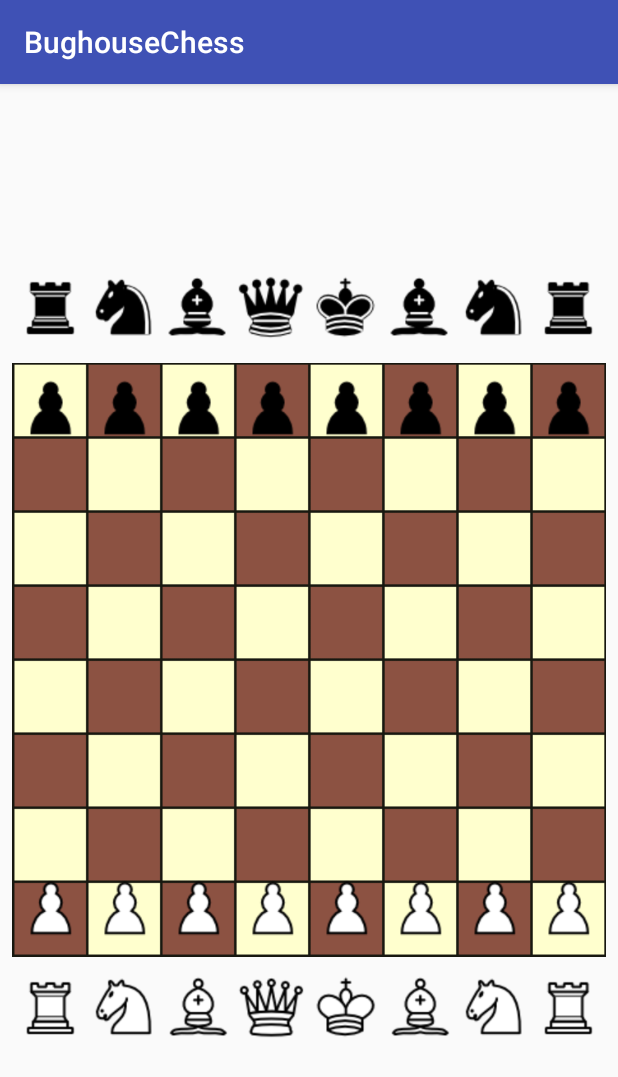
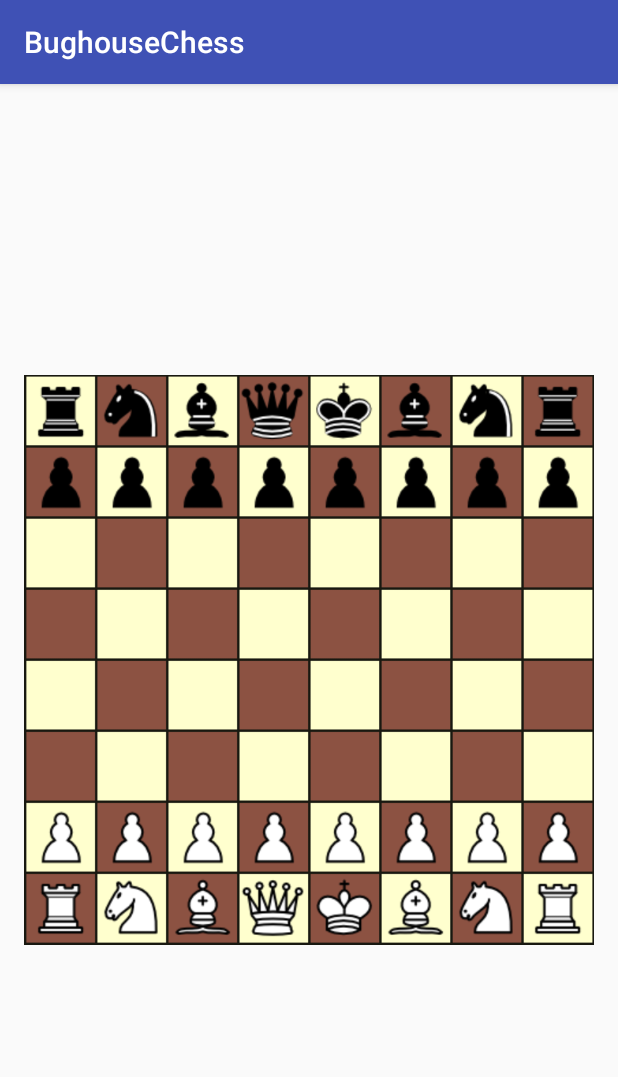
Before and after one commit to mdzirbel/BughouseChess, an Android app: the screen it shows after launch (ChessBoardActivity), on a phone screen of 412 x 824 dp. Shown: the top 1077 px of the screen. Run offline under Robolectric (Android 15) with nearby library versions, the phone set to English and light mode, and no system bars.

Commit message:
Merge branch 'master' of https://github.com/mdzirbel/BughouseChess
# Conflicts:
#	app/src/main/java/com/example/matth/bughousechess/ChessBoardActivity.java

```diff
--- a/app/src/main/java/com/example/matth/bughousechess/ChessBoardActivity.java
+++ b/app/src/main/java/com/example/matth/bughousechess/ChessBoardActivity.java
@@ -11,13 +11,18 @@ import android.util.Log;
 import android.widget.ImageView;
 import android.widget.TableRow;
 import android.util.DisplayMetrics;
+import android.widget.TextView;
+
+import org.w3c.dom.Text;
 
 import java.util.ArrayList;
 import java.util.HashMap;
+import java.util.Map;
 
 public class ChessBoardActivity extends AppCompatActivity {
 
     // class member variable to save the X,Y coordinates
+    private static final String TAG = "MY_APP_DEBUG_TAG";
     private float[] lastTouchDownXY = new float[2];
     private int[] topLeftCoordsImageView = new int[2];
     private int[] topLeftCoordsTopRow = new int[2];
@@ -60,6 +65,10 @@ public class ChessBoardActivity extends AppCompatActivity {
                 bottomRowWidthHeight[0] = topRow.getWidth();
                 bottomRowWidthHeight[1] = topRow.getHeight();
                 bottomRow.getLocationOnScreen(topLeftCoordsBottomRow);*/
+                updateReserve(board.getBlackReserve(), true);
+                updateReserve(board.getWhiteReserve(), false);
+
+
                 displayEverything();
             }
         });
@@ -67,31 +76,76 @@ public class ChessBoardActivity extends AppCompatActivity {
 
 
     }
-
-    void updateBlackReserve(HashMap<String, Integer> pieces)
+    void updateReserve(HashMap<ChessPiece, Integer> pieces, final boolean black)
     {
+        Log.d(TAG, "updateReserve");
         int i = 0;
         int offset = 1056;
-        ConstraintLayout blackReserve = ((ConstraintLayout) findViewById(R.id.blackReserve));
+        if(black)
+        {
+            offset += 10;
+        }
+        int layID;
+        if(black)
+        {
+            layID = R.id.blackReserve;
+        }
+        else
+        {
+            layID = R.id.whiteReserve;
+        }
+        ConstraintLayout reserve = ((ConstraintLayout) findViewById(layID));
         ConstraintSet constraintSet = new ConstraintSet();
-        constraintSet.clone(blackReserve);
-
-        ImageView newPiece = new ImageView(this);
-        newPiece.getHeight();
-        Resources res = getResources();
-        String mDrawableName = "black" + "pawn" + "piece";
-        int resID = res.getIdentifier(mDrawableName , "drawable", getPackageName());
-        newPiece.setImageResource(resID);
+        constraintSet.clone(reserve);
+        for (final Map.Entry<ChessPiece, Integer> entry : pieces.entrySet())
+        {
+            if(entry.getValue()>0) {
+                ImageView newPiece = new ImageView(this);
+                Resources res = getResources();
+                String mDrawableName = (black ? "black" : "white") + (entry.getKey().type + "piece");
+                //Log.d(TAG, entry.getKey().type + " = " + entry.getValue()+":"+mDrawableName);
+                int resID = res.getIdentifier(mDrawableName, "drawable", getPackageName());
+                newPiece.setImageResource(resID);
 
 
-        newPiece.setId(offset+i);
+                newPiece.setId(offset + i);
+                newPiece.setOnTouchListener(new View.OnTouchListener() {
+                    String myName = entry.getKey().type;
 
-        blackReserve.addView(newPiece);
-        if(i > 0) {
-            constraintSet.connect(offset+i, ConstraintSet.LEFT, offset+i-1, ConstraintSet.RIGHT, 0);
+                    @Override
+                    public boolean onTouch(View view, MotionEvent motionEvent) {
+                        if (motionEvent.getAction() == MotionEvent.ACTION_DOWN) {
+                            Log.d(TAG, (black ? "black" : "white") + " " + myName + " touched");
+                            board.clickOnReserve((black ? "black" : "white"), myName);
+                        }
+                        return true;
+                    }
+                });
+                reserve.addView(newPiece);
+                if (i > 0) {
+                    constraintSet.connect(offset + i, ConstraintSet.LEFT, offset + i - 1, ConstraintSet.RIGHT, 0);
+                }
+                constraintSet.connect(offset + i, ConstraintSet.TOP, layID, ConstraintSet.TOP, 0);
+                constraintSet.connect(offset + i, ConstraintSet.BOTTOM, layID, ConstraintSet.BOTTOM, 0);
+                constraintSet.constrainHeight(offset + i, reserve.getHeight() / 3 * 2);
+                constraintSet.constrainWidth(offset + i, reserve.getWidth() / 5);
+                if (entry.getValue() > 1) {
+                    TextView label = new TextView(this);
+                    label.setText(entry.getValue() + "");
+                    label.setId(offset + i + 5);
+                    reserve.addView(label);
+                    constraintSet.connect(offset + i + 5, ConstraintSet.BOTTOM, offset + i, ConstraintSet.BOTTOM, 0);
+                    constraintSet.connect(offset + i + 5, ConstraintSet.RIGHT, offset + i, ConstraintSet.RIGHT, 0);
+                    constraintSet.constrainHeight(offset + i + 5, (reserve.getHeight() / 3 * 2) / 3);
+                    constraintSet.constrainWidth(offset + i + 5, (reserve.getWidth() / 5) / 5);
+                }
+            /*params.height = (int) (50);
+            params.width = (int) (50);*/
+
+                i++;
+            }
         }
-        constraintSet.connect(10, ConstraintSet.TOP, R.id.blackReserve, ConstraintSet.TOP, 0);
-        constraintSet.applyTo(blackReserve);
+        constraintSet.applyTo(reserve);
     }
 
     private View.OnTouchListener touchListener = new View.OnTouchListener() {
@@ -151,10 +205,10 @@ public class ChessBoardActivity extends AppCompatActivity {
     public void displayPiece(int xPosBoard, int yPosBoard, ChessPiece chessPiece) {
         DisplayMetrics displayMetrics = new DisplayMetrics();
         getWindowManager().getDefaultDisplay().getMetrics(displayMetrics);
-
-        int xPosToRender = (imageViewWidthHeight[0] / 8 * xPosBoard);
-        int yPosToRender = (imageViewWidthHeight[1] / 8 * yPosBoard);
-
+        int hei = findViewById(R.id.boardImage).getHeight();
+        int wid = findViewById(R.id.boardImage).getWidth();
+        int xPosToRender = (wid / 8 * xPosBoard);
+        int yPosToRender = (hei / 8 * yPosBoard);
         ImageView newPiece = new ImageView(this);
         newPiece.getHeight();
 
--- a/app/src/main/res/layout/activity_chess_board.xml
+++ b/app/src/main/res/layout/activity_chess_board.xml
@@ -12,11 +12,17 @@
         android:id="@+id/boardImage"
         android:layout_width="0dp"
         android:layout_height="0dp"
+        android:layout_marginStart="8dp"
+        android:layout_marginTop="8dp"
+        android:layout_marginEnd="8dp"
+        android:layout_marginBottom="8dp"
         android:contentDescription="image for board"
-        app:layout_constraintBottom_toTopOf="@+id/topBottomReserveGuide"
+        app:layout_constraintBottom_toTopOf="@+id/whiteReserve"
+        app:layout_constraintDimensionRatio="1:1"
         app:layout_constraintEnd_toStartOf="@+id/rightImageGuide"
+        app:layout_constraintHorizontal_bias="1.0"
         app:layout_constraintStart_toStartOf="@+id/leftImageGuide"
-        app:layout_constraintTop_toTopOf="@+id/topImageGuide"
+        app:layout_constraintTop_toBottomOf="@+id/blackReserve"
         app:srcCompat="@drawable/chessgrid" />
 
     <android.support.constraint.Guideline
```
